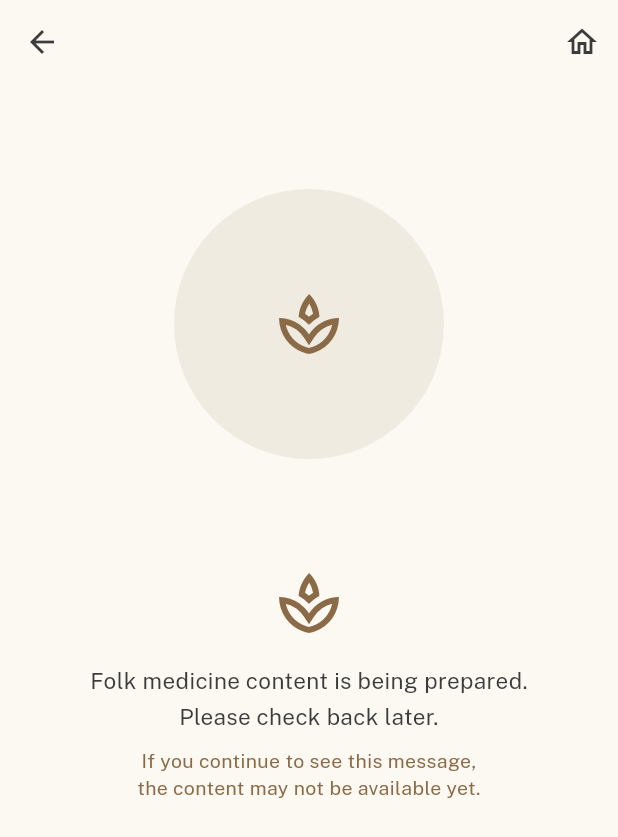
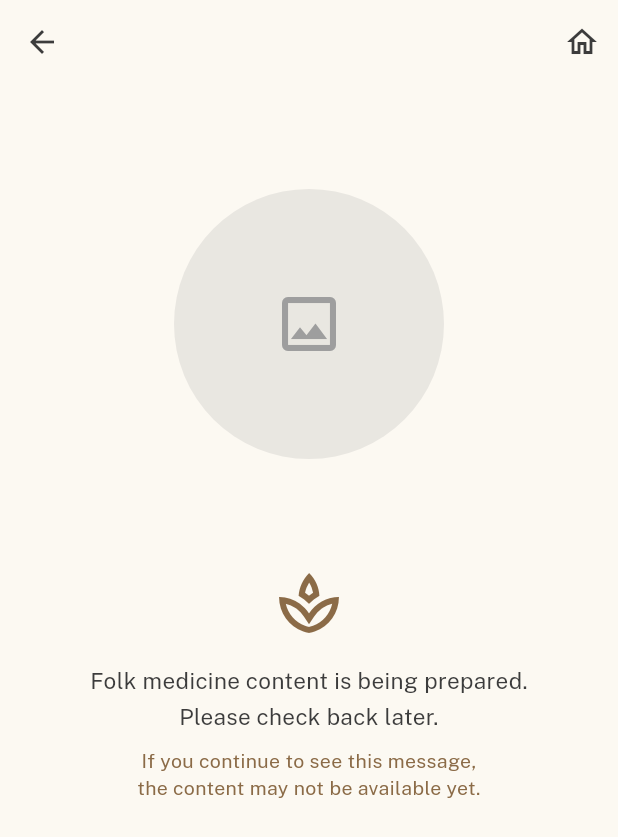
Before and after one commit to Simphiwe-Khumo-Yende/gaiosophy, a Flutter app: the FolkMedicineScreen screen opened directly with empty values, on a phone screen of 412 x 824 dp. Shown: the top 837 px of the screen. Run offline on Flutter 3.47's test engine with Material 3 defaults, Android fonts, the phone set to English and light mode, and no system bars; our stand-ins replace cached_network_image, cloud_firestore, connectivity_plus, firebase_auth, firebase_core, firebase_storage and 10 more; accounts and stored records are empty.

Commit message:
Most stable MVP

```diff
--- a/lib/data/models/content.dart
+++ b/lib/data/models/content.dart
@@ -38,7 +38,7 @@ class SubBlock with _$SubBlock {
   const factory SubBlock({
     String? id,
     String? plantPartName,
-    String? imageUrl,
+    @JsonKey(name: 'image_url') String? imageUrl,
     @Default([]) List<String> medicinalUses,
     @Default([]) List<String> energeticUses,
     @Default([]) List<String> skincareUses,
--- a/lib/presentation/screens/folk_medicine_screen.dart
+++ b/lib/presentation/screens/folk_medicine_screen.dart
@@ -14,6 +14,98 @@ class FolkMedicineScreen extends StatelessWidget {
     required this.contentBlock,
     required this.parentTitle,
   });
+
+  Widget _getImageWidget() {
+    // First try to get featuredImageId from the content block
+    if (contentBlock.data.featuredImageId != null && contentBlock.data.featuredImageId!.isNotEmpty) {
+      return FirebaseStorageImage(
+        imageId: contentBlock.data.featuredImageId!,
+        width: 180,
+        height: 180,
+        fit: BoxFit.cover,
+        placeholder: _buildImagePlaceholder(),
+        errorWidget: _buildImageErrorWidget(),
+      );
+    }
+
+    // If not found, try to get direct imageUrl from subBlocks
+    if (contentBlock.data.subBlocks.isNotEmpty) {
+      for (final subBlock in contentBlock.data.subBlocks) {
+        if (subBlock.imageUrl != null && subBlock.imageUrl!.isNotEmpty) {
+          // Check if it's a direct URL that needs to be converted
+          if (subBlock.imageUrl!.startsWith('http')) {
+            try {
+              final uri = Uri.parse(subBlock.imageUrl!);
+              String pathSegment = uri.path;
+
+              // Remove leading slash
+              if (pathSegment.startsWith('/')) {
+                pathSegment = pathSegment.substring(1);
+              }
+
+              // Extract filename from paths like media/folk-medicine/filename.png
+              final pathParts = pathSegment.split('/');
+              if (pathParts.length > 0) {
+                final filename = pathParts.last;
+                // Remove file extension to get the ID
+                final filenameWithoutExt = filename.split('.').first;
+
+                print('🔄 Converting URL to Firebase Storage ID: $filenameWithoutExt');
+
+                return FirebaseStorageImage(
+                  imageId: filenameWithoutExt,
+                  width: 180,
+                  height: 180,
+                  fit: BoxFit.cover,
+                  placeholder: _buildImagePlaceholder(),
+                  errorWidget: _buildImageErrorWidget(),
+                );
+              }
+            } catch (e) {
+              // Failed to parse URL - continue to fallback
+            }
+          }
+
+          // Fallback to direct network loading for non-URL strings
+          return Image.network(
+            subBlock.imageUrl!,
+            width: 180,
+            height: 180,
+            fit: BoxFit.cover,
+            loadingBuilder: (context, child, loadingProgress) {
+              if (loadingProgress == null) return child;
+              return SizedBox(
+                width: 180,
+                height: 180,
+                child: _buildImagePlaceholder(),
+              );
+            },
+            errorBuilder: (context, error, stackTrace) {
+              return SizedBox(
+                width: 180,
+                height: 180,
+                child: _buildImageErrorWidget(),
+              );
+            },
+          );
+        }
+      }
+    }
+
+    // No image found
+    return Container(
+      width: 180,
+      height: 180,
+      color: Colors.grey.withOpacity(0.2),
+      child: const Center(
+        child: Icon(
+          Icons.image_outlined,
+          size: 48,
+          color: Colors.grey,
+        ),
+      ),
+    );
+  }
 
   @override
   Widget build(BuildContext context) {
@@ -58,16 +150,7 @@ class FolkMedicineScreen extends StatelessWidget {
               // Circular Image - always show
               Center(
                 child: ClipOval(
-                  child: contentBlock.data.featuredImageId != null && contentBlock.data.featuredImageId!.isNotEmpty
-                      ? FirebaseStorageImage(
-                          imageId: contentBlock.data.featuredImageId!,
-                          width: 180,
-                          height: 180,
-                          fit: BoxFit.cover,
-                          placeholder: _buildImagePlaceholder(),
-                          errorWidget: _buildImageErrorWidget(),
-                        )
-                      : _buildImagePlaceholder(),
+                  child: _getImageWidget(),
                 ),
               ),
               const SizedBox(height: 32),
--- a/lib/presentation/widgets/firebase_storage_image.dart
+++ b/lib/presentation/widgets/firebase_storage_image.dart
@@ -50,7 +50,7 @@ class _FirebaseStorageImageState extends ConsumerState<FirebaseStorageImage> {
       }
     } catch (e) {
       if (kDebugMode) {
-        print('Error loading image ${widget.imageId}: $e');
+        print('FirebaseStorageImage error for ${widget.imageId}: $e');
       }
       if (mounted) {
         setState(() {
@@ -78,6 +78,9 @@ class _FirebaseStorageImageState extends ConsumerState<FirebaseStorageImage> {
     }
 
     if (_error != null || _imageUrl == null) {
+      if (kDebugMode) {
+        print('FirebaseStorageImage failed to load: ${widget.imageId} (error: $_error, url: $_imageUrl)');
+      }
       return widget.errorWidget ?? Container(
         width: widget.width,
         height: widget.height,
```
Also changed, not shown: lib/data/local/hive_init.dart (+9 -5 lines), lib/data/services/image_cache_service.dart (+17 -6 lines), lib/data/services/offline_storage_service.dart (+61 -11 lines), pubspec.yaml (+20 -0 lines), lib/data/models/content.freezed.dart, lib/data/models/content.g.dart, pubspec.lock, 44 other files.
